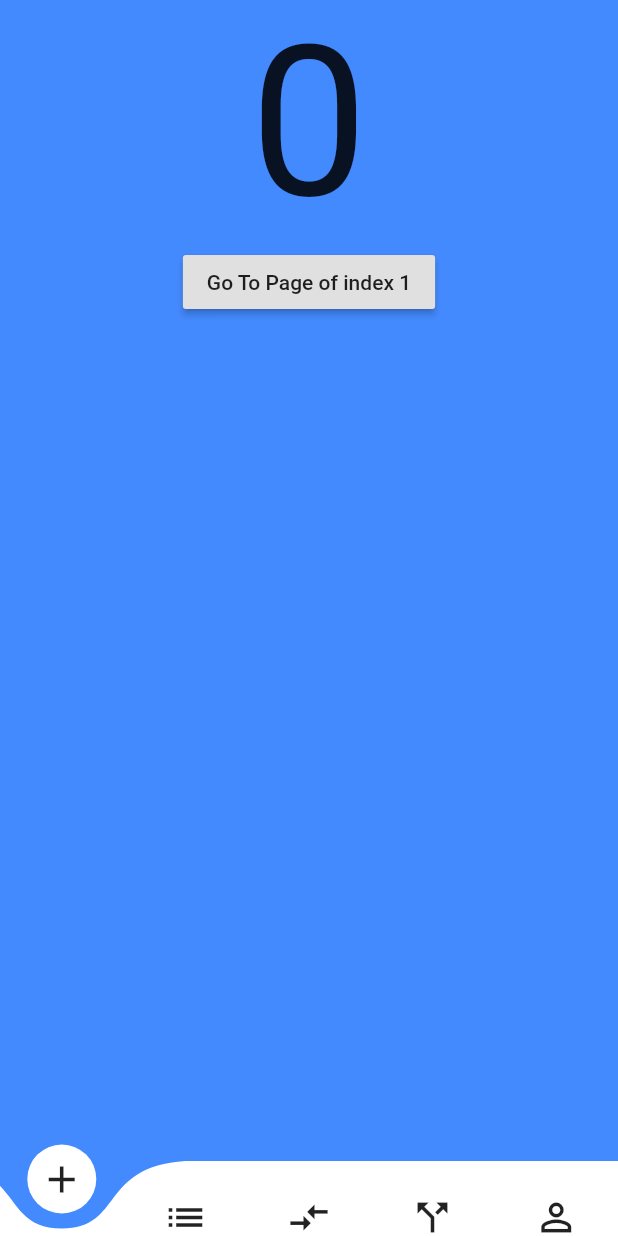
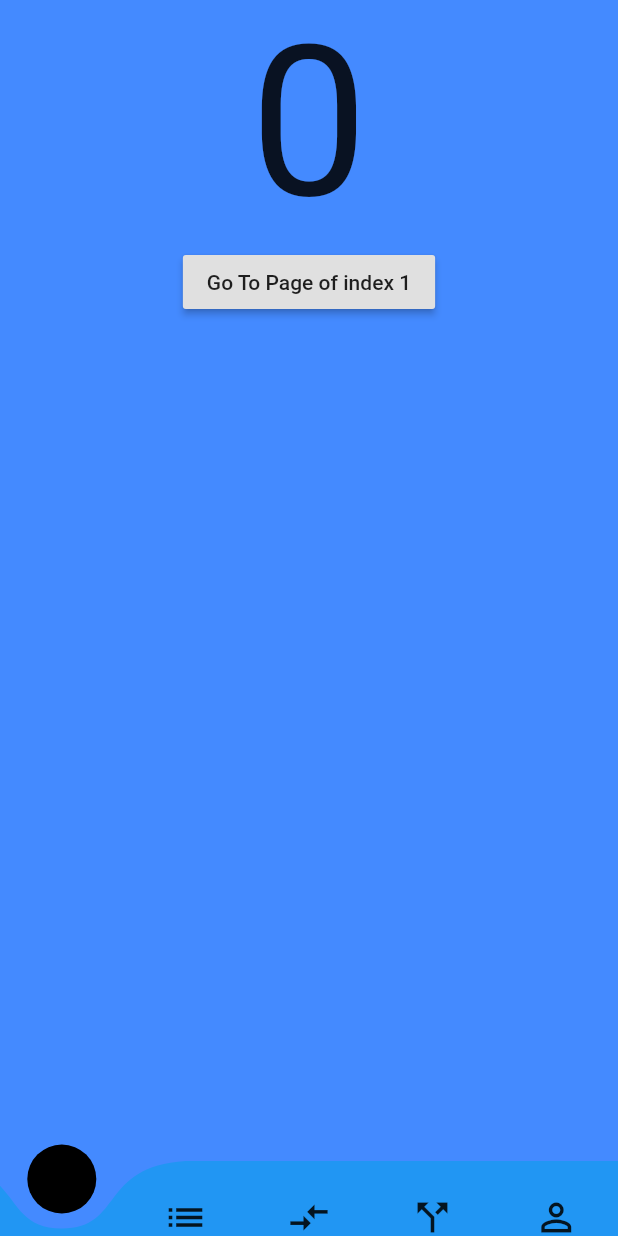
Before and after one commit to amineadmane/ZE_livreur, a Flutter app: the screen it shows after launch, on a phone screen of 412 x 824 dp. Run offline on Flutter 3.47's test engine with Material 2 defaults, Android fonts, the phone set to English and light mode, and no system bars; drawn by our look-alikes of curved_navigation_bar.

Commit message:
Update curved_nav_bar.dart

```diff
--- a/lib/components/curved_nav_bar.dart
+++ b/lib/components/curved_nav_bar.dart
@@ -24,8 +24,8 @@ class _BottomNavBarState extends State<BottomNavBar> {
             Icon(Icons.call_split, size: 30),
             Icon(Icons.perm_identity, size: 30),
           ],
-          color: Colors.white,
-          buttonBackgroundColor: Colors.white,
+          color: Colors.blue,
+          buttonBackgroundColor: Colors.black,
           backgroundColor: Colors.blueAccent,
           animationCurve: Curves.easeInOut,
           animationDuration: Duration(milliseconds: 600),
```
